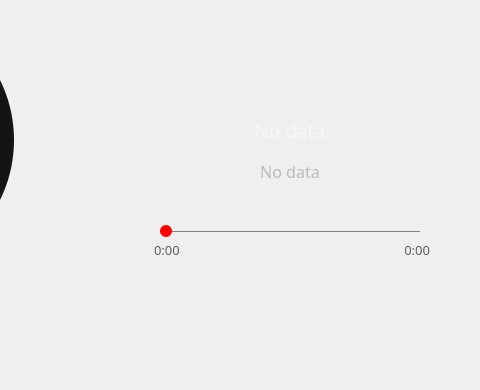
The window that GUI_WIDGETS/Dashboard/dashboard.ui (PortiESP/PortiOS) describes before a commit, drawn with Qt 5; both pictures show x 320 to 800 and y 90 to 480 of the 800 by 480 pixel window.
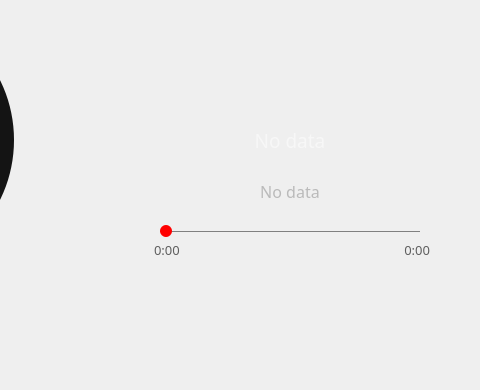
The same window after the commit. Icons and pictures are not drawn.

```diff
--- a/GUI_WIDGETS/Dashboard/dashboard.ui
+++ b/GUI_WIDGETS/Dashboard/dashboard.ui
@@ -289,7 +289,7 @@
        <x>0</x>
        <y>140</y>
        <width>280</width>
-       <height>100</height>
+       <height>120</height>
       </rect>
      </property>
      <property name="styleSheet">
```
